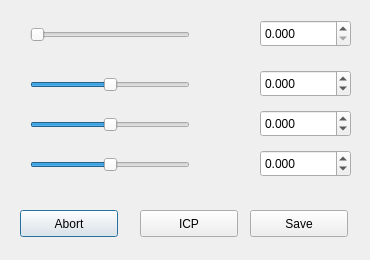
This is src/gui/allign/allign_dialog.ui in SimpleTree/simpleTree as Qt 5 draws it before an edit. The edited form follows.
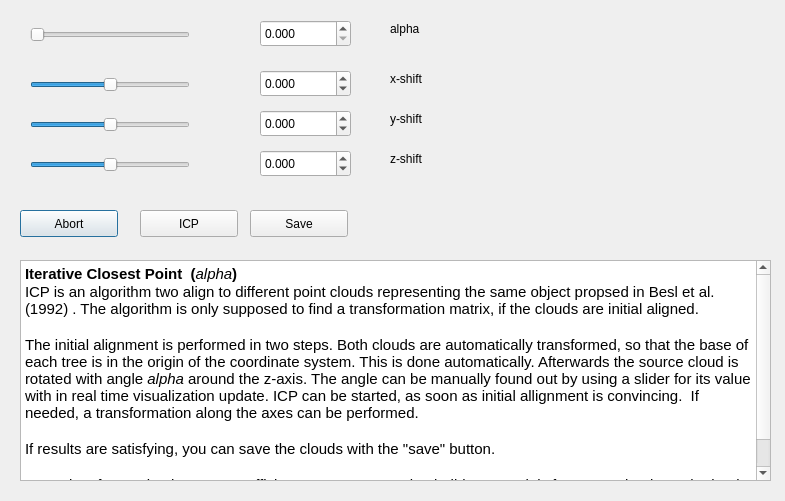
This is the edited form.

The edit to the form file:
```diff
--- a/src/gui/allign/allign_dialog.ui
+++ b/src/gui/allign/allign_dialog.ui
@@ -6,8 +6,8 @@
    <rect>
     <x>0</x>
     <y>0</y>
-    <width>370</width>
-    <height>260</height>
+    <width>785</width>
+    <height>501</height>
    </rect>
   </property>
   <property name="windowTitle">
@@ -213,6 +213,82 @@
     <double>0.001000000000000</double>
    </property>
   </widget>
+  <widget class="QTextBrowser" name="textBrowser">
+   <property name="geometry">
+    <rect>
+     <x>20</x>
+     <y>260</y>
+     <width>751</width>
+     <height>221</height>
+    </rect>
+   </property>
+   <property name="html">
+    <string>&lt;!DOCTYPE HTML PUBLIC &quot;-//W3C//DTD HTML 4.0//EN&quot; &quot;http://www.w3.org/TR/REC-html40/strict.dtd&quot;&gt;
+&lt;html&gt;&lt;head&gt;&lt;meta name=&quot;qrichtext&quot; content=&quot;1&quot; /&gt;&lt;style type=&quot;text/css&quot;&gt;
+p, li { white-space: pre-wrap; }
+&lt;/style&gt;&lt;/head&gt;&lt;body style=&quot; font-family:'Ubuntu'; font-size:11pt; font-weight:400; font-style:normal;&quot;&gt;
+&lt;p style=&quot; margin-top:0px; margin-bottom:0px; margin-left:0px; margin-right:0px; -qt-block-indent:0; text-indent:0px;&quot;&gt;&lt;span style=&quot; font-weight:600;&quot;&gt;Iterative Closest Point  (&lt;/span&gt;&lt;span style=&quot; font-style:italic;&quot;&gt;alpha&lt;/span&gt;&lt;span style=&quot; font-weight:600;&quot;&gt;)&lt;/span&gt; &lt;/p&gt;
+&lt;p style=&quot; margin-top:0px; margin-bottom:0px; margin-left:0px; margin-right:0px; -qt-block-indent:0; text-indent:0px;&quot;&gt;ICP is an algorithm two align to different point clouds representing the same object propsed in Besl et al. (1992) . The algorithm is only supposed to find a transformation matrix, if the clouds are initial aligned.&lt;/p&gt;
+&lt;p style=&quot;-qt-paragraph-type:empty; margin-top:0px; margin-bottom:0px; margin-left:0px; margin-right:0px; -qt-block-indent:0; text-indent:0px;&quot;&gt;&lt;br /&gt;&lt;/p&gt;
+&lt;p style=&quot; margin-top:0px; margin-bottom:0px; margin-left:0px; margin-right:0px; -qt-block-indent:0; text-indent:0px;&quot;&gt;The initial alignment is performed in two steps. Both clouds are automatically transformed, so that the base of each tree is in the origin of the coordinate system. This is done automatically. Afterwards the source cloud is rotated with angle &lt;span style=&quot; font-style:italic;&quot;&gt;alpha&lt;/span&gt; around the z-axis. The angle can be manually found out by using a slider for its value with in real time visualization update. ICP can be started, as soon as initial allignment is convincing.  If needed, a transformation along the axes can be performed.&lt;/p&gt;
+&lt;p style=&quot;-qt-paragraph-type:empty; margin-top:0px; margin-bottom:0px; margin-left:0px; margin-right:0px; -qt-block-indent:0; text-indent:0px;&quot;&gt;&lt;br /&gt;&lt;/p&gt;
+&lt;p style=&quot; margin-top:0px; margin-bottom:0px; margin-left:0px; margin-right:0px; -qt-block-indent:0; text-indent:0px;&quot;&gt;If results are satisfying, you can save the clouds with the &amp;quot;save&amp;quot; button.&lt;/p&gt;
+&lt;p style=&quot;-qt-paragraph-type:empty; margin-top:0px; margin-bottom:0px; margin-left:0px; margin-right:0px; -qt-block-indent:0; text-indent:0px;&quot;&gt;&lt;br /&gt;&lt;/p&gt;
+&lt;p style=&quot; margin-top:0px; margin-bottom:0px; margin-left:0px; margin-right:0px; -qt-block-indent:0; text-indent:0px;&quot;&gt;Text taken from &amp;quot;SimpleTree - an efficient open source tool to build tree models from TLS clouds&amp;quot;, submitted to MDPI.&lt;/p&gt;&lt;/body&gt;&lt;/html&gt;</string>
+   </property>
+  </widget>
+  <widget class="QLabel" name="label">
+   <property name="geometry">
+    <rect>
+     <x>390</x>
+     <y>20</y>
+     <width>67</width>
+     <height>17</height>
+    </rect>
+   </property>
+   <property name="text">
+    <string>alpha</string>
+   </property>
+  </widget>
+  <widget class="QLabel" name="label_2">
+   <property name="geometry">
+    <rect>
+     <x>390</x>
+     <y>70</y>
+     <width>67</width>
+     <height>17</height>
+    </rect>
+   </property>
+   <property name="text">
+    <string>x-shift</string>
+   </property>
+  </widget>
+  <widget class="QLabel" name="label_3">
+   <property name="geometry">
+    <rect>
+     <x>390</x>
+     <y>110</y>
+     <width>67</width>
+     <height>17</height>
+    </rect>
+   </property>
+   <property name="text">
+    <string>y-shift</string>
+   </property>
+  </widget>
+  <widget class="QLabel" name="label_4">
+   <property name="geometry">
+    <rect>
+     <x>390</x>
+     <y>150</y>
+     <width>67</width>
+     <height>17</height>
+    </rect>
+   </property>
+   <property name="text">
+    <string>z-shift</string>
+   </property>
+  </widget>
  </widget>
  <resources/>
  <connections/>
```
